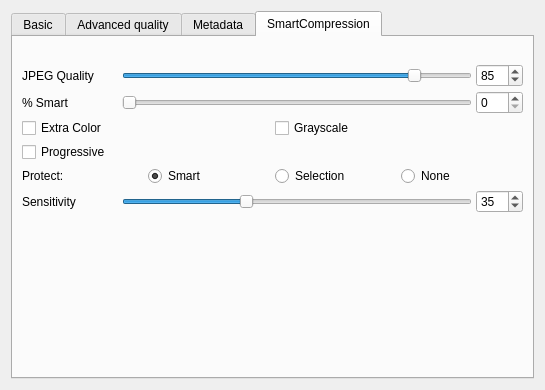
Qt form plugins/impex/jpeg/kis_wdg_options_jpeg.ui (purdygeorgeedward-dev/Krimble) before a commit.
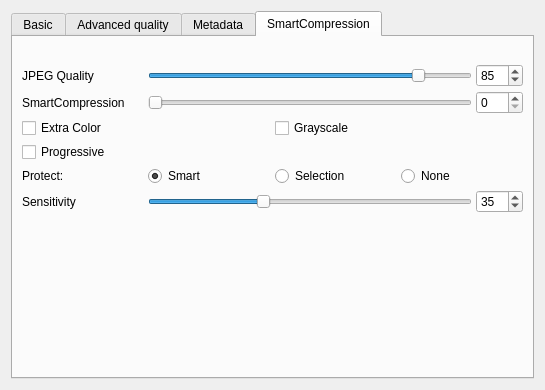
The same form after that commit. The open tabs and pages were chosen to show the change. Custom widgets are drawn as their Qt base class.

Commit message: Task 52: SmartCompression panel (Smart Selection start, Regions mode), selection = area to compress; label without percent sign

The edit to the form file:
```diff
--- a/plugins/impex/jpeg/kis_wdg_options_jpeg.ui
+++ b/plugins/impex/jpeg/kis_wdg_options_jpeg.ui
@@ -396,7 +396,7 @@
            </property>
            <property name="minimumSize">
             <size>
-             <width>96</width>
+             <width>122</width>
              <height>0</height>
             </size>
            </property>
@@ -432,11 +432,11 @@
          <item>
           <widget class="QLabel" name="lblSmartLevel">
            <property name="text">
-            <string>% Smart</string>
+            <string>SmartCompression</string>
            </property>
            <property name="minimumSize">
             <size>
-             <width>96</width>
+             <width>122</width>
              <height>0</height>
             </size>
            </property>
@@ -536,7 +536,7 @@
            </property>
            <property name="minimumSize">
             <size>
-             <width>96</width>
+             <width>122</width>
              <height>0</height>
             </size>
            </property>
```
The commit also changes 12 other files.
